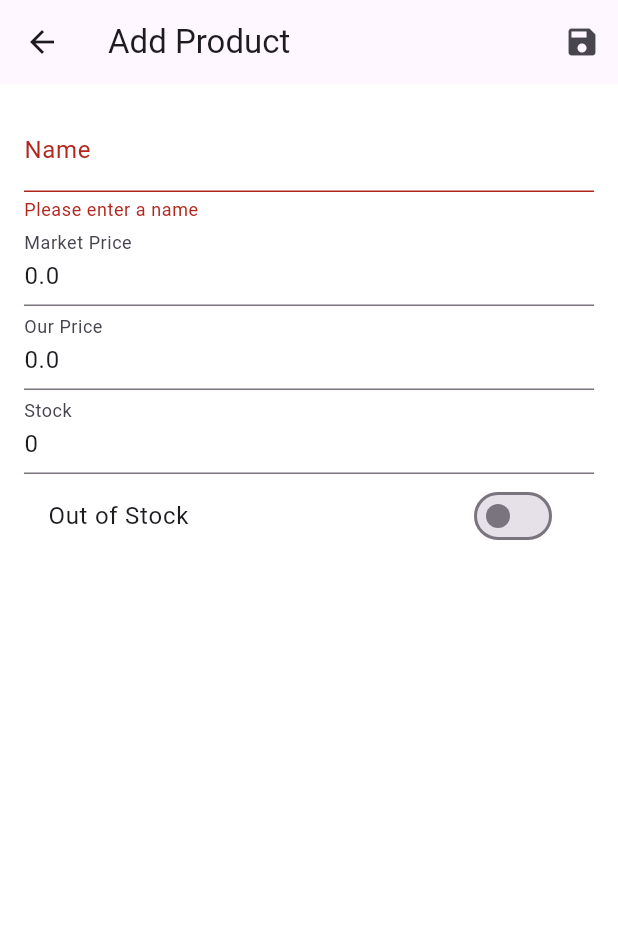
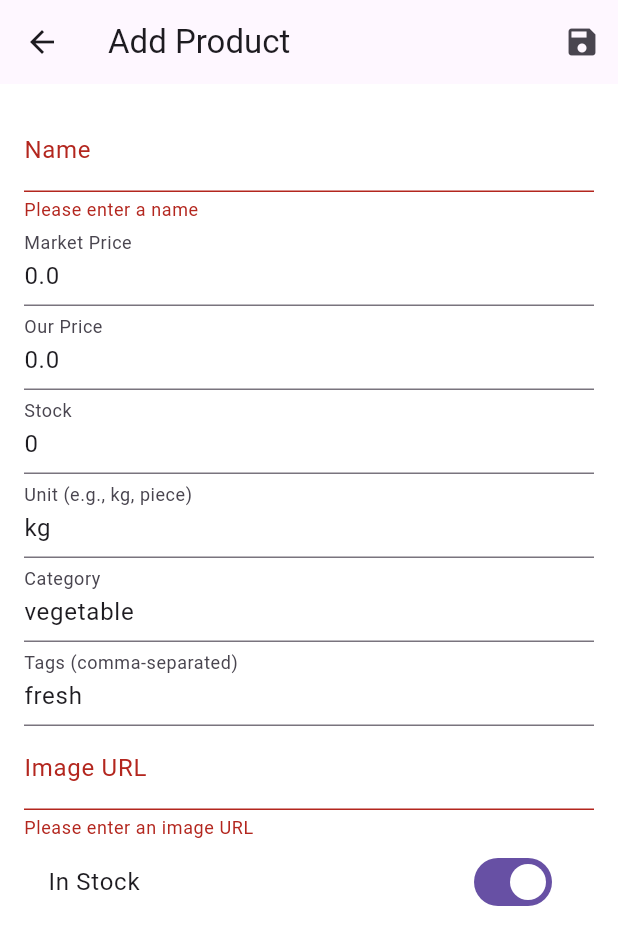
Before and after one commit to akshtgr/FataakAdmin, a Flutter app: the ProductEditScreen screen opened directly, after a tap on the "save" icon, on a phone screen of 412 x 824 dp. Shown: the top 945 px of the screen. Run offline on Flutter 3.47's test engine with Material 3 defaults, Android fonts, the phone set to English and light mode, and no system bars; our stand-ins replace cloud_firestore, firebase_core; accounts and stored records are empty.

```diff
--- a/lib/models/product.dart
+++ b/lib/models/product.dart
@@ -5,8 +5,15 @@ class Product {
   final double marketPrice;
   final double ourPrice;
   int stock;
-  bool isOutOfStock;
+  bool inStock;
   final String? imageUrl;
+  final String unit;
+  final String category;
+  final bool isFeatured;
+  final List<String> tags;
+  final DateTime createdAt;
+  final DateTime updatedAt;
+
 
   Product({
     required this.id,
@@ -14,8 +21,14 @@ class Product {
     required this.marketPrice,
     required this.ourPrice,
     required this.stock,
-    this.isOutOfStock = false,
+    this.inStock = true,
     this.imageUrl,
+    required this.unit,
+    required this.category,
+    this.isFeatured = false,
+    required this.tags,
+    required this.createdAt,
+    required this.updatedAt,
   });
 
   // Add these methods
@@ -23,22 +36,34 @@ class Product {
     return Product(
       id: id,
       name: json['name'],
-      marketPrice: json['marketPrice'].toDouble(),
-      ourPrice: json['ourPrice'].toDouble(),
+      marketPrice: json['market_price'].toDouble(),
+      ourPrice: json['our_price'].toDouble(),
       stock: json['stock'],
-      isOutOfStock: json['isOutOfStock'],
-      imageUrl: json['imageUrl'],
+      inStock: json['in_stock'],
+      imageUrl: json['image_url'],
+      unit: json['unit'],
+      category: json['category'],
+      isFeatured: json['is_featured'],
+      tags: List<String>.from(json['tags']),
+      createdAt: DateTime.parse(json['created_at']),
+      updatedAt: DateTime.parse(json['updated_at']),
     );
   }
 
   Map<String, dynamic> toJson() {
     return {
       'name': name,
-      'marketPrice': marketPrice,
-      'ourPrice': ourPrice,
+      'market_price': marketPrice,
+      'our_price': ourPrice,
       'stock': stock,
-      'isOutOfStock': isOutOfStock,
-      'imageUrl': imageUrl,
+      'in_stock': inStock,
+      'image_url': imageUrl,
+      'unit': unit,
+      'category': category,
+      'is_featured': isFeatured,
+      'tags': tags,
+      'created_at': createdAt.toIso8601String(),
+      'updated_at': updatedAt.toIso8601String(),
     };
   }
 }
--- a/lib/screens/product_edit_screen.dart
+++ b/lib/screens/product_edit_screen.dart
@@ -18,7 +18,11 @@ class ProductEditScreenState extends State<ProductEditScreen> {
   late double _marketPrice;
   late double _ourPrice;
   late int _stock;
-  late bool _isOutOfStock;
+  late bool _inStock;
+  late String _unit;
+  late String _category;
+  late String _tags;
+  late String _imageUrl;
 
   @override
   void initState() {
@@ -27,7 +31,11 @@ class ProductEditScreenState extends State<ProductEditScreen> {
     _marketPrice = widget.product?.marketPrice ?? 0.0;
     _ourPrice = widget.product?.ourPrice ?? 0.0;
     _stock = widget.product?.stock ?? 0;
-    _isOutOfStock = widget.product?.isOutOfStock ?? false;
+    _inStock = widget.product?.inStock ?? true;
+    _unit = widget.product?.unit ?? 'kg';
+    _category = widget.product?.category ?? 'vegetable';
+    _tags = widget.product?.tags.join(', ') ?? 'fresh';
+    _imageUrl = widget.product?.imageUrl ?? '';
   }
 
   void _saveForm() {
@@ -45,7 +53,13 @@ class ProductEditScreenState extends State<ProductEditScreen> {
             marketPrice: _marketPrice,
             ourPrice: _ourPrice,
             stock: _stock,
-            isOutOfStock: _isOutOfStock,
+            inStock: _inStock,
+            unit: _unit,
+            category: _category,
+            tags: _tags.split(',').map((s) => s.trim()).toList(),
+            createdAt: DateTime.now(),
+            updatedAt: DateTime.now(),
+            imageUrl: _imageUrl,
           ),
         );
       } else {
@@ -57,7 +71,13 @@ class ProductEditScreenState extends State<ProductEditScreen> {
             marketPrice: _marketPrice,
             ourPrice: _ourPrice,
             stock: _stock,
-            isOutOfStock: _isOutOfStock,
+            inStock: _inStock,
+            unit: _unit,
+            category: _category,
+            tags: _tags.split(',').map((s) => s.trim()).toList(),
+            createdAt: widget.product!.createdAt,
+            updatedAt: DateTime.now(),
+            imageUrl: _imageUrl,
           ),
         );
       }
@@ -114,12 +134,40 @@ class ProductEditScreenState extends State<ProductEditScreen> {
                 value!.isEmpty ? 'Please enter the stock' : null,
                 onSaved: (value) => _stock = int.parse(value!),
               ),
+              TextFormField(
+                initialValue: _unit,
+                decoration: const InputDecoration(labelText: 'Unit (e.g., kg, piece)'),
+                validator: (value) =>
+                value!.isEmpty ? 'Please enter a unit' : null,
+                onSaved: (value) => _unit = value!,
+              ),
+              TextFormField(
+                initialValue: _category,
+                decoration: const InputDecoration(labelText: 'Category'),
+                validator: (value) =>
+                value!.isEmpty ? 'Please enter a category' : null,
+                onSaved: (value) => _category = value!,
+              ),
+              TextFormField(
+                initialValue: _tags,
+                decoration: const InputDecoration(labelText: 'Tags (comma-separated)'),
+                validator: (value) =>
+                value!.isEmpty ? 'Please enter at least one tag' : null,
+                onSaved: (value) => _tags = value!,
+              ),
+              TextFormField(
+                initialValue: _imageUrl,
+                decoration: const InputDecoration(labelText: 'Image URL'),
+                validator: (value) =>
+                value!.isEmpty ? 'Please enter an image URL' : null,
+                onSaved: (value) => _imageUrl = value!,
+              ),
               SwitchListTile(
-                title: const Text('Out of Stock'),
-                value: _isOutOfStock,
+                title: const Text('In Stock'),
+                value: _inStock,
                 onChanged: (value) {
                   setState(() {
-                    _isOutOfStock = value;
+                    _inStock = value;
                   });
                 },
               ),
```
Also changed, not shown: lib/providers/product_provider.dart (+11 -5 lines).
